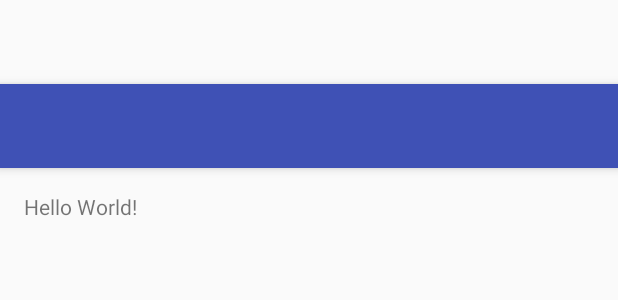
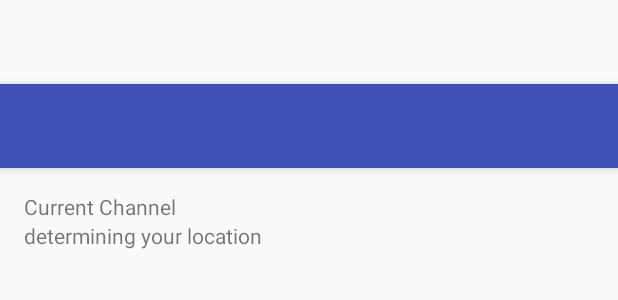
Before and after one commit to wlk/slacker-android, an Android app: the layout activity_main.xml on its own in the app's theme, with its tools: preview values and no code run, on a phone screen of 412 x 824 dp. Shown: the top 300 px of the screen. Run offline under Robolectric (Android 15) with nearby library versions, the phone set to English and light mode, and no system bars; network calls fail.

```diff
--- a/app/src/main/res/layout/content_main.xml
+++ b/app/src/main/res/layout/content_main.xml
@@ -14,7 +14,15 @@
     tools:context=".EstimoteActivity">
 
     <TextView
-        android:text="Hello World!"
+        android:text="@string/current_channel"
+        android:layout_width="wrap_content"
+        android:layout_height="wrap_content"
+        android:id="@+id/current_channel"/>
+
+    <TextView
+        android:layout_below="@id/current_channel"
+        android:id="@+id/current_channel_name"
+        android:text="@string/unknown"
         android:layout_width="wrap_content"
         android:layout_height="wrap_content" />
 </RelativeLayout>
--- a/app/src/main/res/values/strings.xml
+++ b/app/src/main/res/values/strings.xml
@@ -1,4 +1,6 @@
 <resources>
     <string name="app_name">Slacker</string>
     <string name="action_settings">Settings</string>
+    <string name="current_channel">Current Channel</string>
+    <string name="unknown">determining your location</string>
 </resources>
```
Also changed, not shown: app/src/main/java/com/wlangiewicz/slacker/EstimoteActivity.java (+29 -47 lines), app/src/main/java/com/wlangiewicz/slacker/SlackProvider.java (added, +70 -0 lines).
